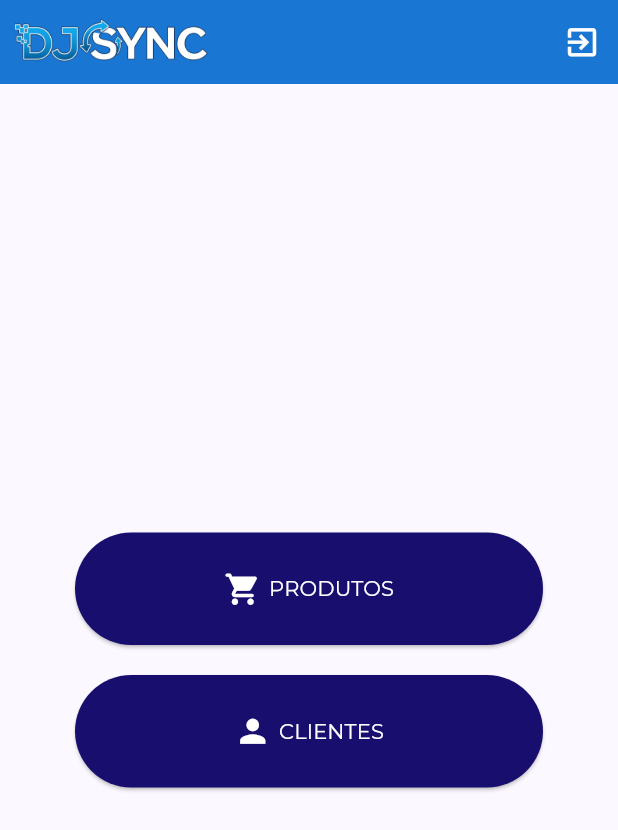
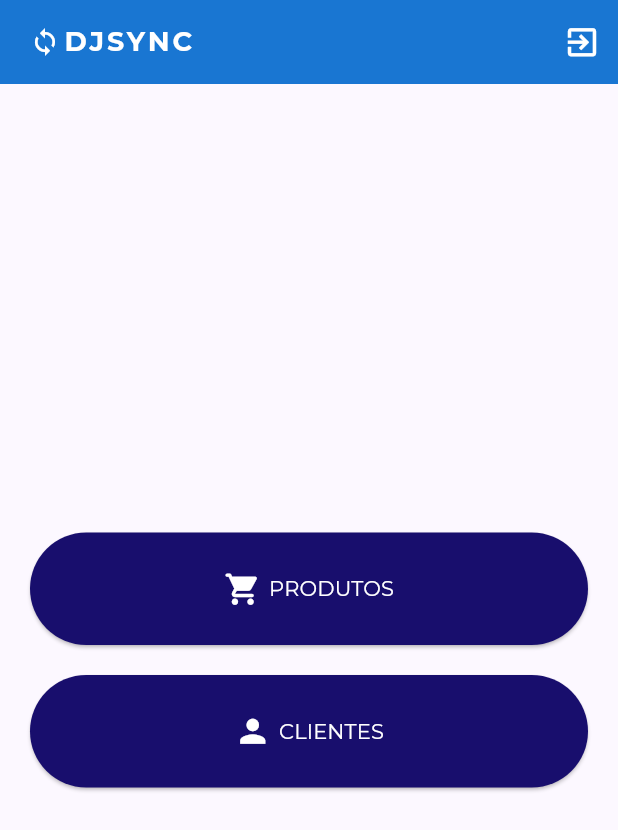
Before and after one commit to GabRodrigues23/DJSync, a Flutter app: the HomePage screen opened by its route, on a phone screen of 412 x 824 dp. Shown: the top 830 px of the screen. Run offline on Flutter 3.47's test engine with Material 3 defaults, Android fonts, the phone set to English and light mode, and no system bars; our stand-ins replace dio, flutter_modular, shared_preferences; missing offline and left inert: asp; accounts and stored records are empty; project files that could hold a hidden picture were left out.

Commit message:
:art: improve layout, change logo and adjust routes and navigators; include a dialog in client button to warning content in development

```diff
--- a/lib/modules/home/view/home_page.dart
+++ b/lib/modules/home/view/home_page.dart
@@ -1,4 +1,5 @@
 import 'package:flutter/material.dart';
+import 'package:flutter_modular/flutter_modular.dart';
 
 class HomePage extends StatelessWidget {
   const HomePage({super.key});
@@ -9,26 +10,42 @@ class HomePage extends StatelessWidget {
       appBar: AppBar(
         backgroundColor: Color(0xFF1976D2),
         leading: Padding(
-          padding: const EdgeInsets.symmetric(horizontal: 10),
-          child: Image.asset('assets/images/logo.png'),
+          padding: const EdgeInsets.symmetric(horizontal: 20),
+          child: Row(
+            crossAxisAlignment: CrossAxisAlignment.center,
+            children: [
+              const Icon(Icons.sync, size: 20, color: Colors.white),
+              const SizedBox(width: 2),
+              const Text(
+                'DJSYNC',
+                style: TextStyle(
+                  color: Colors.white,
+                  fontSize: 18,
+                  fontWeight: FontWeight.bold,
+                  letterSpacing: 2,
+                ),
+              ),
+            ],
+          ),
         ),
-        leadingWidth: 150,
+        leadingWidth: double.infinity,
         actions: [
           IconButton(
-            onPressed: () {},
             icon: Icon(Icons.exit_to_app, color: Color(0xFFFFFFFF), size: 25),
+            onPressed: () {
+              Modular.to.navigate('/');
+            },
           ),
         ],
       ),
       body: Center(
         child: Padding(
-          padding: const EdgeInsets.all(50),
+          padding: const EdgeInsets.all(20),
           child: Column(
             mainAxisAlignment: MainAxisAlignment.center,
             spacing: 20,
             children: [
               ElevatedButton(
-                onPressed: () {},
                 style: ElevatedButton.styleFrom(
                   backgroundColor: Color(0xFF180E6D),
                 ),
@@ -53,12 +70,14 @@ class HomePage extends StatelessWidget {
                     ],
                   ),
                 ),
+                onPressed: () {
+                  Modular.to.navigate('/products');
+                },
               ),
               ElevatedButton(
                 style: ElevatedButton.styleFrom(
                   backgroundColor: Color(0xFF180E6D),
                 ),
-                onPressed: () {},
                 child: SizedBox(
                   height: 75,
                   child: Row(
@@ -76,6 +95,24 @@ class HomePage extends StatelessWidget {
                     ],
                   ),
                 ),
+                onPressed: () {
+                  showDialog(
+                    context: context,
+                    builder: (context) => AlertDialog(
+                      title: const Text('Aviso'),
+                      content: Text('Conteúdo em Desenvolvimento!'),
+                      actions: [
+                        TextButton(
+                          onPressed: () => Navigator.pop(context),
+                          child: Text(
+                            'Fechar',
+                            style: TextStyle(color: Color(0xFF180E6D)),
+                          ),
+                        ),
+                      ],
+                    ),
+                  );
+                },
               ),
             ],
           ),
```
